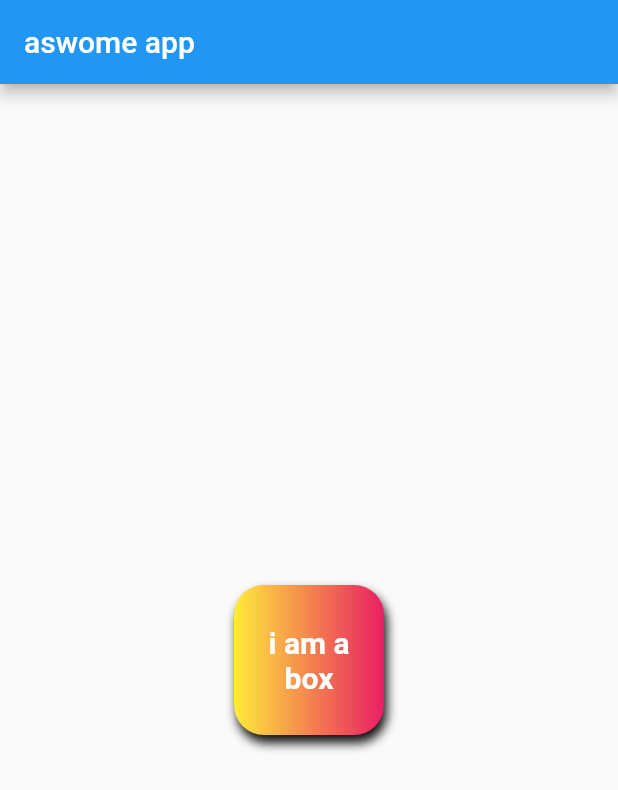
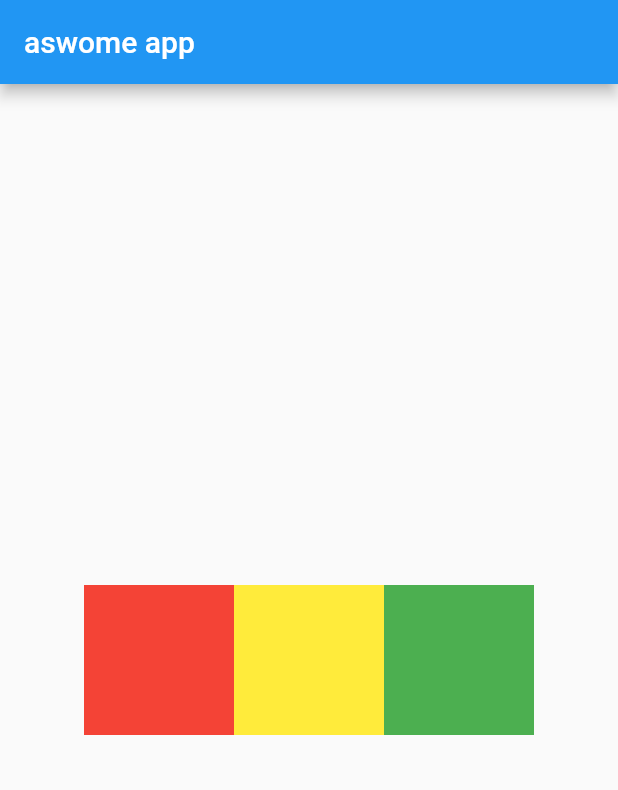
Before and after one commit to pkd019/practice_flutter, a Flutter app: the screen it shows after launch, on a phone screen of 412 x 824 dp. Shown: the top 790 px of the screen. Run offline on Flutter 3.47's test engine with Material 2 defaults, Android fonts, the phone set to English and light mode, and no system bars.

Commit message:
chapter 2 copleted

```diff
--- a/lib/main.dart
+++ b/lib/main.dart
@@ -15,32 +15,32 @@ class HomePage extends StatelessWidget {
           title: Text("aswome app"),
         ),
         body: Center(
-          child: Container(
-            padding: const EdgeInsets.all(8),
-            alignment: Alignment.center,
-            width: 100,
-            height: 100,
-            decoration: BoxDecoration(
-                //shape: BoxShape.circle,
-                borderRadius: BorderRadius.circular(20),
-                boxShadow: [
-                  BoxShadow(
-                      color: Color.fromARGB(255, 16, 16, 16),
-                      blurRadius: 5, //spreadRadius: 20
-                      offset: Offset(2.0, 5.0)),
-                ],
-                color: Colors.teal,
-                gradient: LinearGradient(colors: [Colors.yellow, Colors.pink])),
-            child: Text(
-              "i am a box",
-              textAlign: TextAlign.center,
-              style: TextStyle(
-                color: Colors.white,
-                fontWeight: FontWeight.bold,
-                fontSize: 20,
-              ),
+            child: Row(
+          mainAxisAlignment: MainAxisAlignment.center,
+          crossAxisAlignment: CrossAxisAlignment.center,
+          children: <Widget>[
+            Container(
+              padding: const EdgeInsets.all(8),
+              alignment: Alignment.center,
+              width: 100,
+              height: 100,
+              color: Colors.red,
             ),
-          ),
-        ));
+            Container(
+              padding: const EdgeInsets.all(8),
+              alignment: Alignment.center,
+              width: 100,
+              height: 100,
+              color: Colors.yellow,
+            ),
+            Container(
+              padding: const EdgeInsets.all(8),
+              alignment: Alignment.center,
+              width: 100,
+              height: 100,
+              color: Colors.green,
+            )
+          ],
+        )));
   }
 }
```
